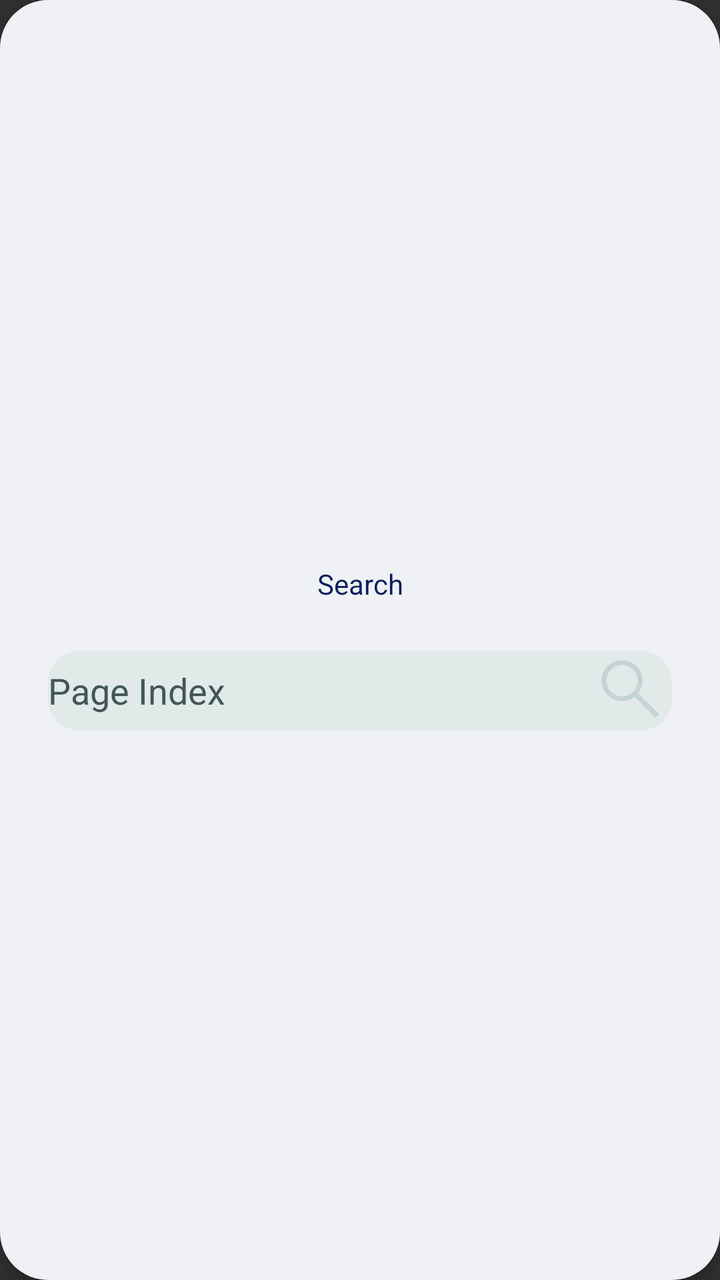
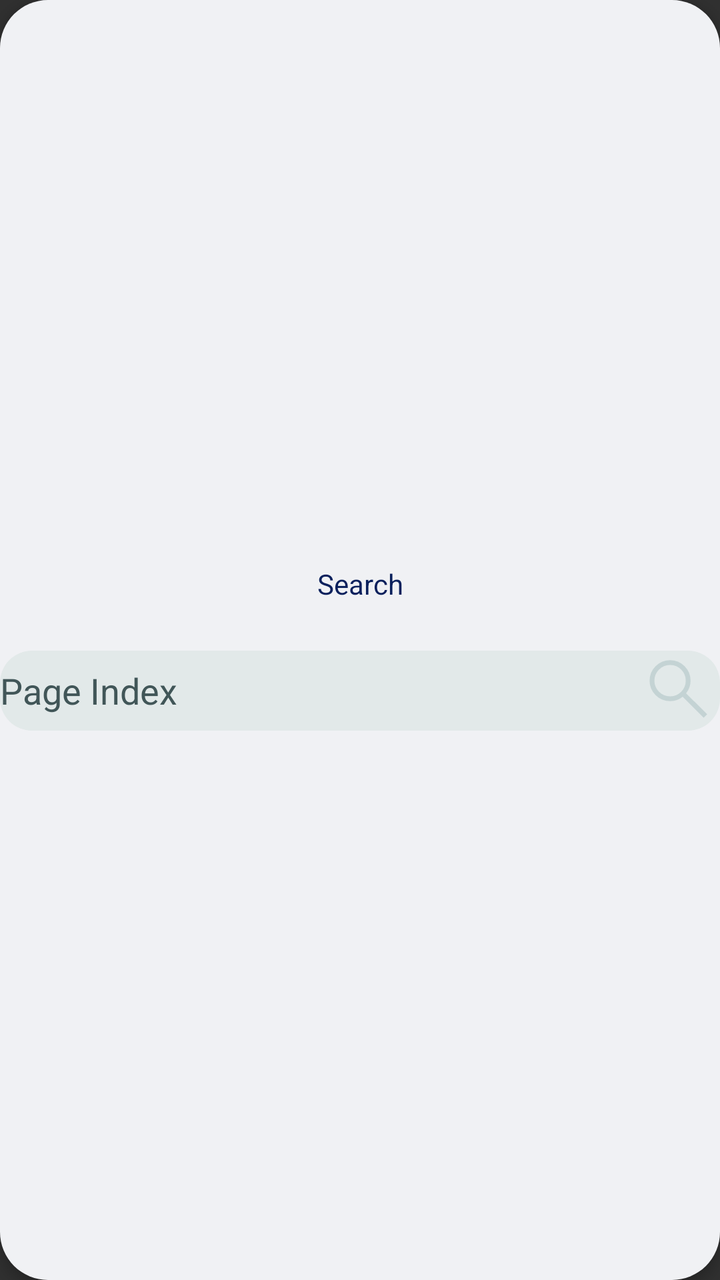

Two renders of the same Android screen: before a commit and after it. Below are the layout's source before the change and the commit's diff.
<!-- AndroidManifest.xml: application theme Theme.MangaCheck -->
<!-- res/layout/search_dialog.xml -->
<?xml version="1.0" encoding="utf-8"?>
<LinearLayout xmlns:android="http://schemas.android.com/apk/res/android"
    android:id="@+id/titolo_descrizione_capitolo"
    android:layout_width="match_parent"
    android:layout_height="wrap_content"
    android:background="@drawable/basic_surface"
    android:elevation="4dp"
    android:gravity="center"
    android:orientation="vertical">

    <TextView
        android:id="@+id/manga_title"
        android:layout_width="match_parent"
        android:layout_height="wrap_content"
        android:layout_marginTop="@dimen/card_elements_margin"
        android:layout_marginBottom="@dimen/card_elements_margin"
        android:gravity="center"
        android:text="@string/search_dialog_header"
        android:textColor="?colorOnPrimaryContainer" />

    <EditText
        android:id="@+id/chapter_number"
        android:layout_width="match_parent"
        android:layout_height="@dimen/form_input_H"
        android:layout_marginHorizontal="@dimen/card_horizontal_margin"
        android:layout_marginTop="@dimen/card_top_margin"
        android:layout_marginBottom="@dimen/card_top_margin"
        android:background="@drawable/basic_surface_variant"
        android:drawableEnd="@drawable/search_icon_index_dialog"
        android:hint="@string/search_hint"
        android:drawablePadding="@dimen/card_elements_margin"
        android:inputType="number"
        android:textAlignment="textStart"
        android:textColor="?colorOnSurfaceVariant"
        android:textColorHint="?colorOnSurfaceVariant"
        android:autofillHints="Page Index"
        />
</LinearLayout>
<!-- resources referenced by this layout -->
<resources>
  <dimen name="card_elements_margin">16dp</dimen>
  <dimen name="card_horizontal_margin">24dp</dimen>
  <dimen name="card_top_margin">8dp</dimen>
  <dimen name="form_input_H">40dp</dimen>
  <!-- drawable basic_surface (drawable) -->
  <?xml version="1.0" encoding="utf-8"?>
  <shape xmlns:android="http://schemas.android.com/apk/res/android"
      android:shape="rectangle">
      <solid android:color="?colorSurface" />
      <corners android:radius="@dimen/card_corner_radius" />
  </shape>
  <!-- drawable basic_surface_variant (drawable) -->
  <?xml version="1.0" encoding="utf-8"?>
  <shape xmlns:android="http://schemas.android.com/apk/res/android"
      android:shape="rectangle">
      <solid android:color="?colorSurfaceVariant" />
      <corners android:radius="@dimen/form_button_corner_radius" />
  </shape>
  <!-- drawable search_icon_index_dialog (drawable) -->
  <layer-list xmlns:android="http://schemas.android.com/apk/res/android">
      <item>
          <vector
              android:width="40dp"
              android:height="40dp"
              android:autoMirrored="true"
              android:tint="?colorOutlineVariant"
              android:viewportWidth="100"
              android:viewportHeight="100">
              <path
                  android:fillColor="?colorOutlineVariant"
                  android:pathData="M 79.6 83.9 l -26.3 -26.3 q -3 2.6 -6.996 4.05 t -8.504 1.45 q -10.816 0 -18.308 -7.5 q -7.492 -7.5 -7.492 -18.1 t 7.5 -18.1 q 7.5 -7.5 18.15 -7.5 t 18.1 7.5 q 7.45 7.5 7.45 18.115 q 0 4.285 -1.4 8.285 q -1.4 4 -4.2 7.5 l 26.4 26.2 l -4.4 4.4 z m -41.9 -26.8 q 8.125 0 13.813 -5.75 t 5.687 -13.85 q 0 -8.1 -5.688 -13.85 t -13.812 -5.75 q -8.208 0 -13.954 5.75 q -5.746 5.75 -5.746 13.85 t 5.746 13.85 q 5.746 5.75 13.954 5.75 z" />
          </vector>
      </item>
  </layer-list>
  <string name="search_dialog_header">Search</string>
  <string name="search_hint">Page Index</string>
  <dimen name="card_corner_radius">24dp</dimen>
  <dimen name="form_button_corner_radius">16dp</dimen>
  <color name="primary_35">#1038A2</color>
  <color name="primary_80">#A3B9F5</color>
  <color name="white">#FFFFFFFF</color>
  <color name="primary_20">#0A205C</color>
  <color name="secondary_35">#0A9FA9</color>
  <color name="secondary_80">#9FF4F9</color>
  <color name="secondary_20">#065B60</color>
  <color name="tertiary_35">#3D4C76</color>
  <color name="tertiary_80">#BCC4DC</color>
  <color name="tertiary_20">#232B43</color>
  <color name="error_35">#B22200</color>
  <color name="error_80">#FFAC99</color>
  <color name="error_20">#661300</color>
  <color name="Natural_80">#C4C9D4</color>
  <color name="Natural_10">#16181D</color>
  <color name="Natural_95">#F0F1F4</color>
  <color name="Natural_20">#2B303B</color>
  <color name="VNatural_90">#E2E9E9</color>
  <color name="VNatural_30">#415658</color>
  <color name="VNatural_50">#6C9093</color>
  <color name="VNatural_80">#C4D3D4</color>
  <style name="mySpinnerItemSelectedStyle" parent="@android:style/Widget.Holo.TextView.SpinnerItem">
          <item name="android:textColor">@color/black</item>
      </style>
  <color name="black">#FF000000</color>
  <!-- unchanged entries left out for length: 1 -->
</resources>

<!-- the commit's change to res/layout/search_dialog.xml (unified diff, before → after) -->
@@ -22,7 +22,7 @@
         android:id="@+id/chapter_number"
         android:layout_width="match_parent"
         android:layout_height="@dimen/form_input_H"
-        android:layout_marginHorizontal="@dimen/card_horizontal_margin"
+        android:layout_marginHorizontal="@dimen/card_margin"
         android:layout_marginTop="@dimen/card_top_margin"
         android:layout_marginBottom="@dimen/card_top_margin"
         android:background="@drawable/basic_surface_variant"
<!-- resource entries referenced after the edit -->
@@ -1,7 +1,6 @@
 <!-- resources referenced by this layout -->
 <resources>
   <dimen name="card_elements_margin">16dp</dimen>
-  <dimen name="card_horizontal_margin">24dp</dimen>
   <dimen name="card_top_margin">8dp</dimen>
   <dimen name="form_input_H">40dp</dimen>
   <!-- drawable basic_surface (drawable) -->
